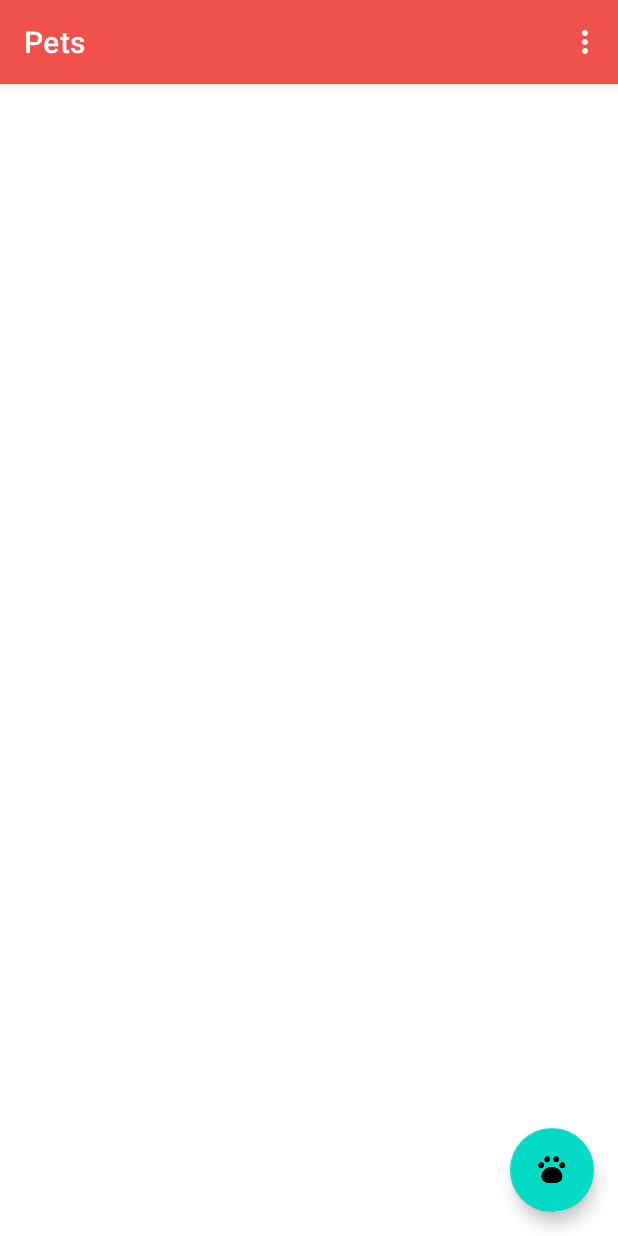
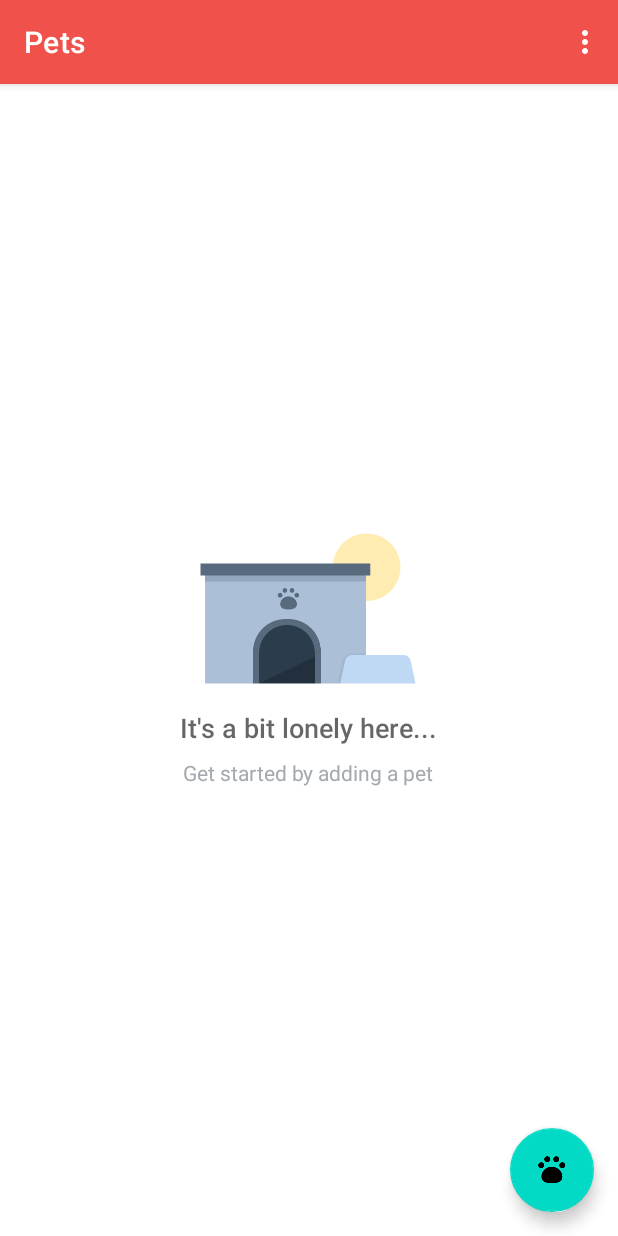
Before and after one commit to JaiminRana01/Pets, an Android app: the screen it shows after launch (CatalogActivity), on a phone screen of 412 x 824 dp. Run offline under Robolectric (Android 15) with nearby library versions, the phone set to English and light mode, and no system bars.

Commit message:
4.2 implemented empty view

```diff
--- a/app/src/main/java/com/example/pets/CatalogActivity.java
+++ b/app/src/main/java/com/example/pets/CatalogActivity.java
@@ -73,14 +73,18 @@ public class CatalogActivity extends AppCompatActivity {
                 null,           //selection criteria
                 null);             //the sort order for the returned rows
 
-        //find the list view which will populated with pet data.
-        ListView petRecyclerView = findViewById(R.id.list);
+        // Find the ListView which will be populated with the pet data
+        ListView petListView = findViewById(R.id.list);
+
+        // Find and set empty view on the ListView, so that it only shows when the list has 0 items.
+        View emptyView = findViewById(R.id.empty_view);
+        petListView.setEmptyView(emptyView);
 
         //set up an adapter to create a list item for each row of pet data in the cursor.
         PetCursorAdapter adapter = new PetCursorAdapter(this, cursor);
 
         //attach the adapter to list view.
-        petRecyclerView.setAdapter(adapter);
+        petListView.setAdapter(adapter);
     }
 
     private void insertPet() {
--- a/app/src/main/res/layout/activity_catalog.xml
+++ b/app/src/main/res/layout/activity_catalog.xml
@@ -11,6 +11,44 @@
         android:layout_width="match_parent"
         android:layout_height="match_parent" />
 
+    <!-- Empty view for the list -->
+    <RelativeLayout
+        android:id="@+id/empty_view"
+        android:layout_width="wrap_content"
+        android:layout_height="wrap_content"
+        android:layout_centerInParent="true">
+
+        <ImageView
+            android:id="@+id/empty_shelter_image"
+            android:layout_width="wrap_content"
+            android:layout_height="wrap_content"
+            android:layout_centerHorizontal="true"
+            android:src="@drawable/ic_empty_shelter" />
+
+        <TextView
+            android:id="@+id/empty_title_text"
+            android:layout_width="wrap_content"
+            android:layout_height="wrap_content"
+            android:layout_below="@+id/empty_shelter_image"
+            android:layout_centerHorizontal="true"
+            android:fontFamily="sans-serif-medium"
+            android:paddingTop="16dp"
+            android:text="@string/empty_view_title_text"
+            android:textAppearance="?android:textAppearanceMedium" />
+
+        <TextView
+            android:id="@+id/empty_subtitle_text"
+            android:layout_width="wrap_content"
+            android:layout_height="wrap_content"
+            android:layout_below="@+id/empty_title_text"
+            android:layout_centerHorizontal="true"
+            android:fontFamily="sans-serif"
+            android:paddingTop="8dp"
+            android:text="@string/empty_view_subtitle_text"
+            android:textAppearance="?android:textAppearanceSmall"
+            android:textColor="#A2AAB0" />
+    </RelativeLayout>
+
     <com.google.android.material.floatingactionbutton.FloatingActionButton
         android:id="@+id/fab"
         android:layout_width="wrap_content"
--- a/app/src/main/res/values/strings.xml
+++ b/app/src/main/res/values/strings.xml
@@ -51,4 +51,10 @@
 
     <!-- Toast message in editor when new pet has failed to be inserted [CHAR LIMIT=NONE] -->
     <string name="editor_insert_pet_failed">Error with saving pet</string>
+
+    <!-- Title text for the empty view, which describes the empty dog house image [CHAR LIMIT=50] -->
+    <string name="empty_view_title_text">It\'s a bit lonely here...</string>
+
+    <!-- Subtitle text for the empty view that prompts the user to add a pet [CHAR LIMIT=50] -->
+    <string name="empty_view_subtitle_text">Get started by adding a pet</string>
 </resources>
```
